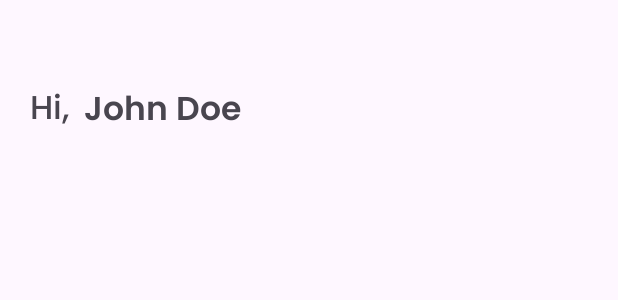
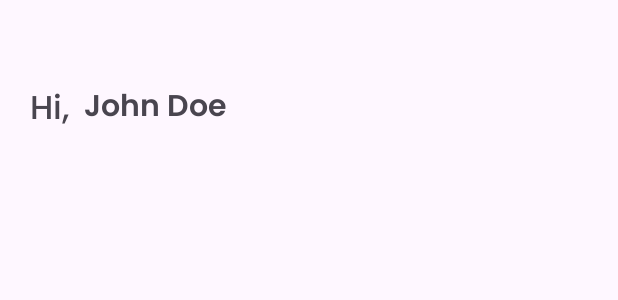
Before and after one commit to kulinerkita/Mobile-App, an Android app: the layout activity_beranda.xml on its own in the app's theme, with its tools: preview values and no code run, on a phone screen of 412 x 824 dp. Shown: the top 300 px of the screen. Run offline under Robolectric (Android 15) with nearby library versions, the phone set to English and light mode, and no system bars.

Commit message:
Perbarui coba xml beranda

```diff
--- a/app/src/main/res/layout/activity_beranda.xml
+++ b/app/src/main/res/layout/activity_beranda.xml
@@ -30,6 +30,6 @@
             android:layout_toEndOf="@+id/Tv_name_user"
             android:text="@string/name_users_bold"
             android:fontFamily="@font/poppins_semi_bold"
-            android:textSize="22dp"/>
+            android:textSize="20dp"/>
     </RelativeLayout>
 </LinearLayout>
```
